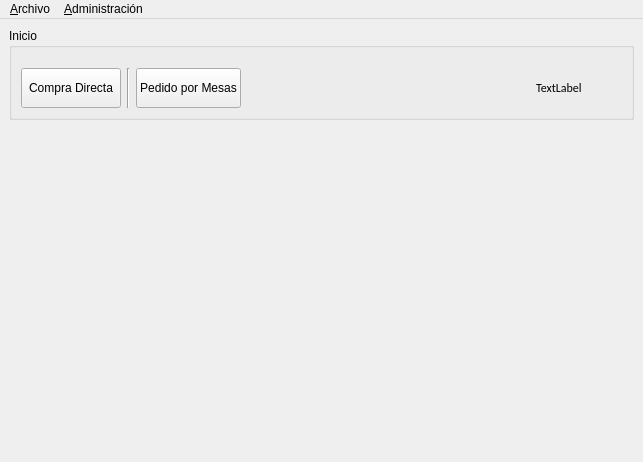
Above: nostro/main_window/main_window.ui from manuell12/CafeNostro before the change. Below: the same form after it.
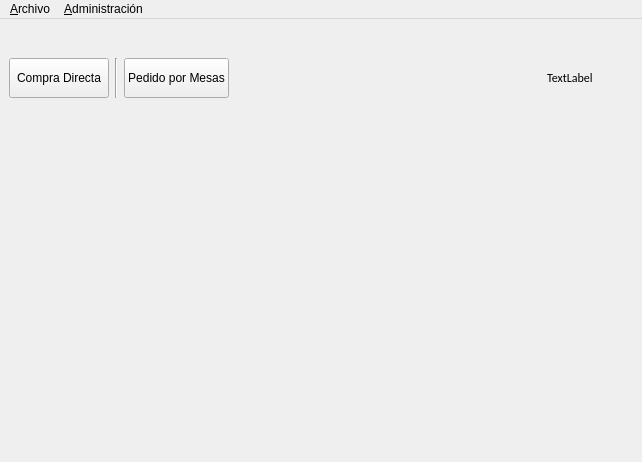
That is the form after the change.

```diff
--- a/nostro/main_window/main_window.ui
+++ b/nostro/main_window/main_window.ui
@@ -6,7 +6,7 @@
    <rect>
     <x>0</x>
     <y>0</y>
-    <width>643</width>
+    <width>642</width>
     <height>462</height>
    </rect>
   </property>
@@ -14,27 +14,12 @@
    <string>CaféNostro</string>
   </property>
   <widget class="QWidget" name="centralwidget">
-   <layout class="QGridLayout" name="gridLayout">
-    <item row="0" column="0">
-     <widget class="QGroupBox" name="groupBox">
-      <property name="autoFillBackground">
-       <bool>true</bool>
-      </property>
-      <property name="title">
-       <string>Inicio</string>
-      </property>
-      <property name="checkable">
-       <bool>false</bool>
-      </property>
-      <property name="checked">
-       <bool>false</bool>
-      </property>
-      <layout class="QHBoxLayout" name="horizontalLayout_2">
-       <property name="topMargin">
-        <number>20</number>
-       </property>
+   <layout class="QVBoxLayout" name="verticalLayout">
        <item>
         <layout class="QHBoxLayout" name="horizontalLayout">
+      <property name="topMargin">
+       <number>30</number>
+      </property>
          <item>
           <widget class="QPushButton" name="pushButton_compra_directa">
            <property name="minimumSize">
@@ -111,10 +96,7 @@
          </item>
         </layout>
        </item>
-      </layout>
-     </widget>
-    </item>
-    <item row="1" column="0">
+    <item>
      <widget class="QStackedWidget" name="stackedWidget">
       <property name="currentIndex">
        <number>0</number>
@@ -132,7 +114,7 @@
     <rect>
      <x>0</x>
      <y>0</y>
-     <width>643</width>
+     <width>642</width>
      <height>21</height>
     </rect>
    </property>
```
Left out of the diff: 2 changed lines with no effect on the pictures. Lines whose indentation alone changed are shown as unchanged.
